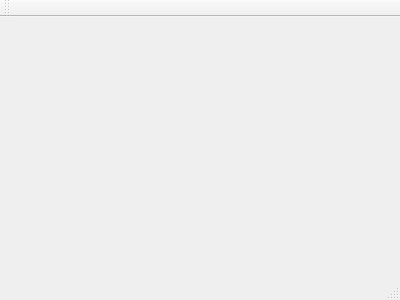
smarttowel/crypto, file mainwindow.ui: the form before one commit.
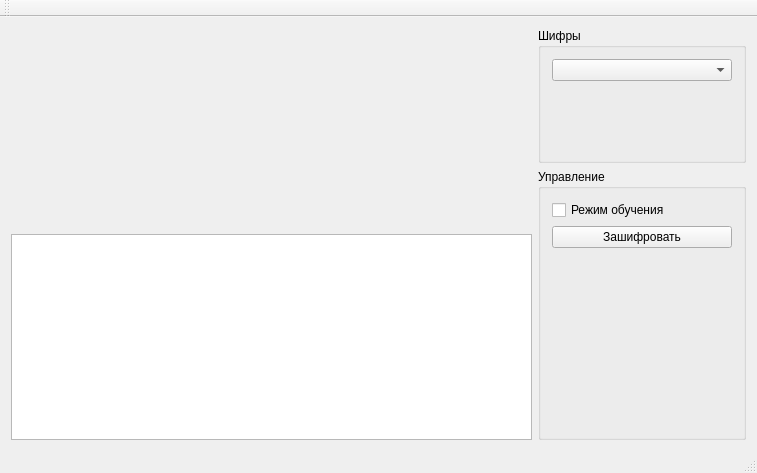
The form after the commit.

Commit message: Added UI for main window

What changed in the file:
```diff
--- a/mainwindow.ui
+++ b/mainwindow.ui
@@ -1,24 +1,135 @@
 <ui version="4.0">
  <class>MainWindow</class>
- <widget class="QMainWindow" name="MainWindow" >
-  <property name="geometry" >
+ <widget class="QMainWindow" name="MainWindow">
+  <property name="geometry">
    <rect>
     <x>0</x>
     <y>0</y>
-    <width>400</width>
-    <height>300</height>
+    <width>757</width>
+    <height>473</height>
    </rect>
   </property>
   <property name="windowTitle" >
    <string>MainWindow</string>
   </property>
-  <widget class="QMenuBar" name="menuBar" />
-  <widget class="QToolBar" name="mainToolBar" />
-  <widget class="QWidget" name="centralWidget" />
-  <widget class="QStatusBar" name="statusBar" />
+  <widget class="QWidget" name="centralWidget">
+   <layout class="QHBoxLayout" name="horizontalLayout_2" stretch="5,2">
+    <item>
+     <layout class="QVBoxLayout" name="verticalLayout" stretch="1,1">
+      <item>
+       <layout class="QHBoxLayout" name="codeInputLayout"/>
+      </item>
+      <item>
+       <layout class="QHBoxLayout" name="codeOutLayout">
+        <item>
+         <widget class="QTextEdit" name="codeOutTextEdit"/>
+        </item>
+       </layout>
+      </item>
+     </layout>
+    </item>
+    <item>
+     <layout class="QVBoxLayout" name="verticalLayout_2" stretch="1,2">
+      <item>
+       <widget class="QGroupBox" name="groupBox">
+        <property name="maximumSize">
+         <size>
+          <width>16777215</width>
+          <height>16777215</height>
+         </size>
+        </property>
+        <property name="title">
+         <string>Шифры</string>
+        </property>
+        <layout class="QHBoxLayout" name="horizontalLayout_4">
+         <item>
+          <layout class="QVBoxLayout" name="verticalLayout_3">
+           <item>
+            <widget class="QComboBox" name="ciphiersComboBox"/>
+           </item>
+           <item>
+            <spacer name="verticalSpacer">
+             <property name="orientation">
+              <enum>Qt::Vertical</enum>
+             </property>
+             <property name="sizeHint" stdset="0">
+              <size>
+               <width>20</width>
+               <height>40</height>
+              </size>
+             </property>
+            </spacer>
+           </item>
+          </layout>
+         </item>
+        </layout>
+       </widget>
+      </item>
+      <item>
+       <widget class="QGroupBox" name="groupBox_2">
+        <property name="title">
+         <string>Управление</string>
+        </property>
+        <layout class="QVBoxLayout" name="verticalLayout_4">
+         <item>
+          <layout class="QHBoxLayout" name="horizontalLayout_3">
+           <item>
+            <widget class="QCheckBox" name="trainingModeCheckBox">
+             <property name="text">
+              <string>Режим обучения</string>
+             </property>
+            </widget>
+           </item>
+          </layout>
+         </item>
+         <item>
+          <widget class="QPushButton" name="encryptPushButton">
+           <property name="text">
+            <string>Зашифровать</string>
+           </property>
+          </widget>
+         </item>
+         <item>
+          <spacer name="verticalSpacer_2">
+           <property name="orientation">
+            <enum>Qt::Vertical</enum>
+           </property>
+           <property name="sizeHint" stdset="0">
+            <size>
+             <width>20</width>
+             <height>40</height>
+            </size>
+           </property>
+          </spacer>
+         </item>
+        </layout>
+       </widget>
+      </item>
+     </layout>
+    </item>
+   </layout>
+  </widget>
+  <widget class="QMenuBar" name="menuBar">
+   <property name="geometry">
+    <rect>
+     <x>0</x>
+     <y>0</y>
+     <width>757</width>
+     <height>20</height>
+    </rect>
+   </property>
+  </widget>
+  <widget class="QToolBar" name="mainToolBar">
+   <attribute name="toolBarArea">
+    <enum>TopToolBarArea</enum>
+   </attribute>
+   <attribute name="toolBarBreak">
+    <bool>false</bool>
+   </attribute>
+  </widget>
+  <widget class="QStatusBar" name="statusBar"/>
  </widget>
- <layoutDefault spacing="6" margin="11" />
- <pixmapfunction></pixmapfunction>
+ <layoutdefault spacing="6" margin="11"/>
  <resources/>
  <connections/>
 </ui>
```
Left out of the diff: 3 changed lines with no effect on the pictures. The commit also changes 1 other file.
